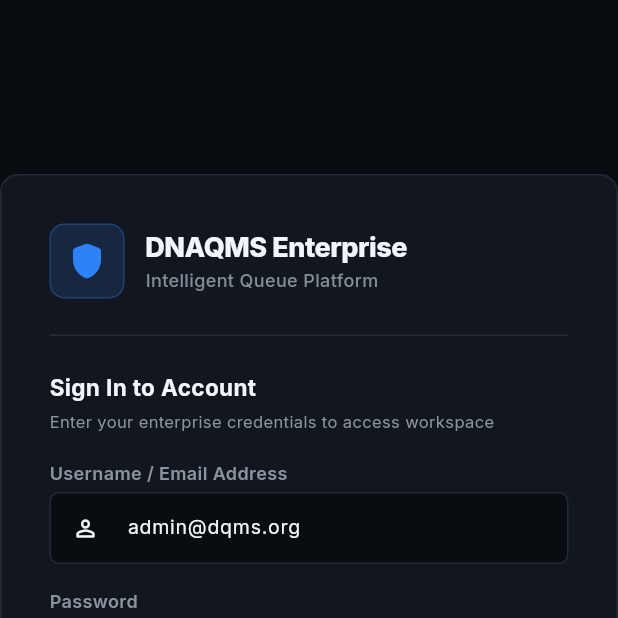
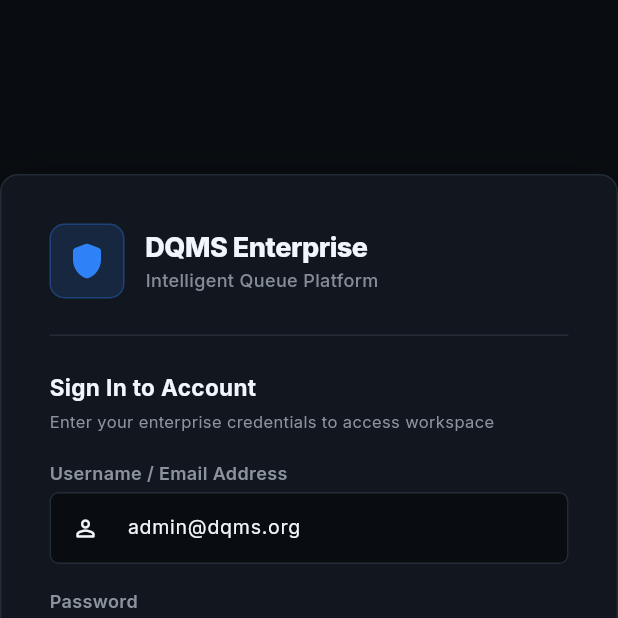
Before and after one commit to ikdevops2021-blip/EnterpriseCoreWebApi, a Flutter app: the screen it shows after launch, on a phone screen of 412 x 824 dp, the top half of it. Run offline on Flutter 3.47's test engine with Material 3 defaults, Android fonts, the phone set to English and light mode, and no system bars; our stand-ins replace dio, flutter_riverpod, google_fonts; accounts and stored records are empty.

Commit message:
All 55/55 unit tests passed with DQMS Enterprise LoginScreen startup test

```diff
--- a/dqms_frontend/lib/features/auth/screens/login_screen.dart
+++ b/dqms_frontend/lib/features/auth/screens/login_screen.dart
@@ -85,7 +85,7 @@ class _LoginScreenState extends ConsumerState<LoginScreen> {
                     const Column(
                       crossAxisAlignment: CrossAxisAlignment.start,
                       children: [
-                        Text('DNAQMS Enterprise', style: TextStyle(color: AppColors.textMain, fontSize: 18, fontWeight: FontWeight.w800, letterSpacing: -0.3)),
+                        Text('DQMS Enterprise', style: TextStyle(color: AppColors.textMain, fontSize: 18, fontWeight: FontWeight.w800, letterSpacing: -0.3)),
                         Text('Intelligent Queue Platform', style: TextStyle(color: AppColors.textSubtle, fontSize: 12, fontWeight: FontWeight.w500)),
                       ],
                     ),
```
